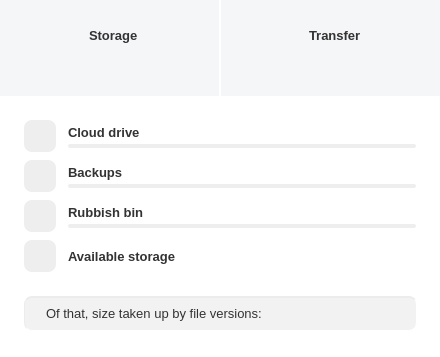
Old version of the form src/MEGASync/gui/win/AccountDetailsDialog.ui in the repository meganz/MEGAsync.
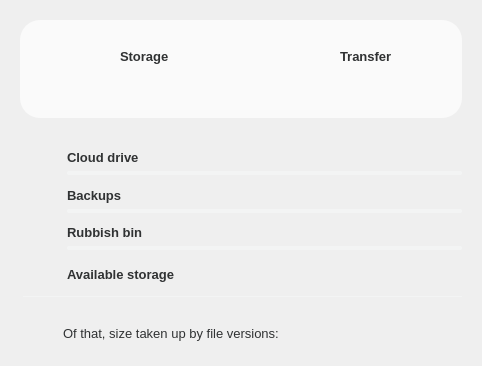
New version of the form. The open tabs and pages were chosen to show the change. Icons and pictures are not drawn. Custom widgets are drawn as their Qt base class.

Commit message: SNC-4648: Ported account settings dialog to windows platform.

Patch:
```diff
--- a/src/MEGASync/gui/win/AccountDetailsDialog.ui
+++ b/src/MEGASync/gui/win/AccountDetailsDialog.ui
@@ -17,22 +17,123 @@
    <string>Account usage details</string>
   </property>
   <property name="styleSheet">
-   <string notr="true">
+   <string notr="true">/*ColorTokenIcon;Button;bCloudDrive;active;off;colorToken.icon-secondary*/
+/*ColorTokenIcon;Button;bCloudDrive;normal;off;colorToken.icon-secondary*/
+/*ColorTokenIcon;Button;bVault;active;off;colorToken.icon-secondary*/
+/*ColorTokenIcon;Button;bVault;normal;off;colorToken.icon-secondary*/
+/*ColorTokenIcon;Button;bRubbish;normal;off;colorToken.icon-secondary*/
+/*ColorTokenIcon;Button;bRubbish;active;off;colorToken.icon-secondary*/
+/*ColorTokenIcon;Button;bAvailable;normal;off;colorToken.icon-secondary*/
+/*ColorTokenIcon;Button;bAvailable;active;off;colorToken.icon-secondary*/
+/*ColorTokenIcon;Button;bVersionIcon;normal;off;colorToken.icon-secondary*/
+/*ColorTokenIcon;Button;bVersionIcon;active;off;colorToken.icon-secondary*/
+
+#wCircularStorage, #wCircularTransfer
+{
+qproperty-outerCircleBackgroundColor: #f3f4f4; /*colorToken.surface-2*/
+qproperty-innerCircleBackgroundColor: #ffffff; /*colorToken.page-background*/
+
+qproperty-lightOkProgressBarColors: #477ef7; /*colorToken.indicator-indigo*/
+qproperty-darkOkProgressBarColors: #477ef7; /*colorToken.indicator-indigo*/
+qproperty-lightWarnProgressBarColors: #fb6514; /*colorToken.indicator-orange*/
+qproperty-darkWarnProgressBarColors: #fb6514; /*colorToken.indicator-orange*/
+qproperty-lightFullProgressBarColors: #F63D6B; /*colorToken.indicator-pink*/
+qproperty-darkFullProgressBarColors: #F63D6B; /*colorToken.indicator-pink*/
+
+qproperty-okStateTextColor: #303233; /*colorToken.text-primary*/
+}
+
+#AccountDetailsDialog[storageState=&quot;warning&quot;] #headerBox #lUsedStorage
+{
+color: #fb6514; /*colorToken.indicator-orange*/
+}
+
+#AccountDetailsDialog[storageState=&quot;full&quot;] #headerBox #lUsedStorage
+{
+color: #f63d6b; /*colorToken.indicator-pink*/
+}
+
+#AccountDetailsDialog[transferState=&quot;warning&quot;] #headerBox #lUsedTransfer
+{
+color: #fb6514; /*colorToken.indicator-orange*/
+}
+
+#AccountDetailsDialog[transferState=&quot;full&quot;] #headerBox #lUsedTransfer
+{
+color: #f63d6b; /*colorToken.indicator-pink*/
+}
+
+#pLoading, #pStorageAndTransferUsage, #wStorageUsage, #wTransferUsage, #wStorageDetails, #wTransferDetails
+{
+background-color: transparent;
+}
+
+QGroupBox
+{
+margin-top: 20px;
+margin-right: 20px;
+margin-left: 20px;
+margin-bottom: 20px;
+}
+
+#line
+{
+background-color: #f3f4f4; /*colorToken.surface-2*/
+border-style: none;
+}
+
+#headerBox
+{
+border-style:none;
+border-radius:20px;
+background-color: #fafafa; /*colorToken.surface-1*/
+}
+
+QProgressBar
+{
+height: 4px;
+min-height: 4px;
+max-height: 4px;
+border:0px;
+border-radius: 2px;
+background-color: #f3f4f4; /*colorToken.surface-2*/
+margin-bottom: 4px;
+}
+
+QProgressBar::chunk
+{
+background-color: #477EF7; /*colorToken.indicator-indigo*/
+border-radius: 2px;
+border:0px;
+}
+
+#wDetailedUsage QPushButton, #bVersionIcon
+{
+border-style: none;
+background-color: transparent;
+padding-left: 10px;
+padding-right: 10px;
+height: 22px;
+color: transparent;
+font-weight: bold;
+}
+
 #AccountDetailsDialog
 {
-    border-radius: 0 0 4px 4px;
-    background-color: #FFFFFF;
+border-radius: 0 0 4px 4px;
 }
 
-/* Config all labels */
 QLabel
 {
-    font-family: &quot;Lato&quot;;
+font-family: &quot;Lato&quot;;
+background-color: transparent;
+color: #303233; /*colorToken.text-primary*/
+font-size: 13px;
 }
 
 #sHeader
 {
-    background-color: #F4F6F8;
+    background-color: transparent;
     height: 96px;
     width: 440px;
     height: 96px;
@@ -45,8 +146,6 @@
 
 #lCloudDrive, #lVault, #lRubbish, #lStorage, #lTransfer, #lAvailable
 {
-  color: #333333;
-  font-size: 13px;
   font-weight: bold;
 }
 
@@ -55,7 +154,7 @@
   qproperty-alignment: 'AlignLeft | AlignVCenter';
 }
 
-#lCloudDrive, #lVault, #lRubbish
+#lCloudDrive, #lVault, #lRubbish, #lAvailable
 {
     qproperty-alignment: 'AlignLeft | AlignBottom';
 }
@@ -75,13 +174,7 @@
     padding-bottom: 4px;
 }
 
-#lUsedCloudDrive, #lUsedVault,  #lUsedRubbish, #lUsedByVersions, #lAvailableStorage
-{
-  color: #333333;
-  font-size: 13px;
-}
-
-#lUsedCloudDrive, #lUsedVault,  #lUsedRubbish, #lAvailableStorage
+#lUsedCloudDrive, #lUsedVault,  #lUsedRubbish
 {
     qproperty-alignment: 'AlignRight | AlignBottom';
     padding-right: 4px;
@@ -108,60 +201,22 @@
   background-color: #FF5646;
 }
 
-#lUsedStorage, #lUsedTransfer
-{
-  color: #8d8d8e;
-  font-size: 13px;
-}
-
-#wDetailedUsage QPushButton
-{
-    border-radius: 8px;
-    background-color: #EEEEEE;
-}
-
 #bCloudDrive, #bVault, #bRubbish
 {
     qproperty-iconSize: 24px;
 }
 
-#bCloudDrive
-{
-    qproperty-icon : url(:/images/account_details/Cloud_Drive_24_ico.png);
-}
-
-#bVault
-{
-    qproperty-icon : url(:/images/Backups_24_ico.png);
-}
-
-#bRubbish
-{
-    qproperty-icon : url(:/images/account_details/Bin_24_ico.png);
-}
-
-#bAvailable
-{
-    qproperty-icon : url(:/images/account_details/available_storage.png);
-}
-
-#lVersionIcon
-{
-    qproperty-icon : url(:/images/account_details/versions.png);
-	padding-left:4px;
-}
-
 #lLoading
 {
     border-radius: 16px;
-    background-color: white;
+    background-color: transparent;
     height: 32px;
     max-height: 32px;
     min-height: 32px;
     max-width:440px;
     min-width:10px;
     font-size: 14px;
-    color: #333333;
+    color: #303233; /*colorToken.text-primary*/
     padding-left:24px;
     padding-right:24px;
     qproperty-alignment: 'AlignVCenter | AlignHCenter';
@@ -177,47 +232,6 @@
     min-width:440px;
 }
 
-QProgressBar
-{
-    height: 4px;
-    min-height: 4px;
-    max-height: 4px;
-    border:0px;
-    border-radius: 2px;
-    background-color: #EEEEEE;
-    margin-bottom: 4px;
-}
-
-QProgressBar::chunk
-{
-  background-color: #6FD7FF;
-  border-radius: 2px;
-  border:0px;
-}
-
-#wSizeVersions
-{
-    background-color: #F2F2F2;
-    border-radius: 8px;
-    margin-left: 24px;
-    margin-right: 23px;
-    margin-bottom: 26px;
-    height: 32px;
-    max-height: 32px;
-    min-height: 32px;
-    border-top: 2px inset #ECECEC;
-    border-left: 1px inset #ECECEC;
-    border-right: 1px inset #ECECEC;
-    border-bottom: 1px inset #ECECEC;
-}
-
-#lVersions
-{
-    color: #333333;
-    font-size: 13px;
-    padding-left: 8px;
-}
-
 #AccountDetailsDialog[loading=true]  #sHeader
 {
     /* Loading page */
@@ -244,33 +258,34 @@
 
 #pStorageAndTransferUsage #sStorage, #sTransfer
 {
-    height: 52px;
-    width: 56px;
-    min-height: 52px;
-    min-width: 56px;
-    max-height: 52px;
-    max-width: 56px;
-    margin-left: 24px;
+height: 65px;
+width: 70px;
+min-height: 65px;
+min-width: 70px;
+max-height: 65px;
+max-width: 70px;
+margin-left: 20px;
+background-color: transparent;
 }
 
 #wStorageUsage, #wTransferUsage
 {
-    height: 96px;
-    width: 219px;
-    max-height: 96px;
-    min-height: 96px;
-    max-width:219px;
-    min-width:219px;
+height: 96px;
+width: 219px;
+max-height: 96px;
+min-height: 96px;
+max-width:219px;
+min-width:219px;
 }
 
 #wStorageUsage
 {
-    border-right: 1px solid white;
+    border-right: 1px solid transparent;
 }
 
 #wTransferUsage
 {
-    border-left: 1px solid white;
+    border-left: 1px solid transparent;
 }
 
 #pStorageAndTransferUsage QPushButton
@@ -300,8 +315,26 @@
    <property name="spacing">
     <number>0</number>
    </property>
-   <property name="sizeConstraint">
-    <enum>QLayout::SetFixedSize</enum>
+   <property name="leftMargin">
+    <number>0</number>
+   </property>
+   <property name="topMargin">
+    <number>0</number>
+   </property>
+   <property name="rightMargin">
+    <number>0</number>
+   </property>
+   <property name="bottomMargin">
+    <number>0</number>
+   </property>
+   <item>
+    <widget class="QGroupBox" name="headerBox">
+     <property name="title">
+      <string/>
+     </property>
+     <layout class="QHBoxLayout" name="horizontalLayout_8">
+      <property name="spacing">
+       <number>0</number>
    </property>
    <property name="leftMargin">
     <number>0</number>
@@ -317,6 +350,24 @@
    </property>
    <item>
     <widget class="QStackedWidget" name="sHeader">
+        <property name="minimumSize">
+         <size>
+          <width>440</width>
+          <height>96</height>
+         </size>
+        </property>
+        <property name="maximumSize">
+         <size>
+          <width>440</width>
+          <height>96</height>
+         </size>
+        </property>
+        <property name="lineWidth">
+         <number>1</number>
+        </property>
+        <property name="currentIndex">
+         <number>1</number>
+        </property>
      <widget class="QWidget" name="pLoading">
       <layout class="QGridLayout" name="gridLayout">
        <property name="leftMargin">
@@ -402,6 +453,18 @@
       </layout>
      </widget>
      <widget class="QWidget" name="pStorageAndTransferUsage">
+         <property name="minimumSize">
+          <size>
+           <width>440</width>
+           <height>96</height>
+          </size>
+         </property>
+         <property name="maximumSize">
+          <size>
+           <width>440</width>
+           <height>96</height>
+          </size>
+         </property>
       <layout class="QHBoxLayout" name="horizontalLayout_22">
        <property name="spacing">
         <number>0</number>
@@ -420,6 +483,18 @@
        </property>
        <item>
         <widget class="QWidget" name="wStorageUsage" native="true">
+            <property name="minimumSize">
+             <size>
+              <width>220</width>
+              <height>96</height>
+             </size>
+            </property>
+            <property name="maximumSize">
+             <size>
+              <width>220</width>
+              <height>96</height>
+             </size>
+            </property>
          <layout class="QHBoxLayout" name="horizontalLayout_23">
           <property name="spacing">
            <number>0</number>
@@ -545,6 +620,18 @@
        </item>
        <item>
         <widget class="QWidget" name="wTransferUsage" native="true">
+            <property name="minimumSize">
+             <size>
+              <width>220</width>
+              <height>96</height>
+             </size>
+            </property>
+            <property name="maximumSize">
+             <size>
+              <width>220</width>
+              <height>96</height>
+             </size>
+            </property>
          <layout class="QHBoxLayout" name="horizontalLayout_25">
           <property name="spacing">
            <number>0</number>
@@ -672,8 +759,17 @@
      </widget>
     </widget>
    </item>
+     </layout>
+    </widget>
+   </item>
    <item>
     <widget class="QWidget" name="wDetailedUsage" native="true">
+     <property name="minimumSize">
+      <size>
+       <width>0</width>
+       <height>120</height>
+      </size>
+     </property>
      <property name="maximumSize">
       <size>
        <width>16777215</width>
@@ -682,19 +778,13 @@
      </property>
      <layout class="QVBoxLayout" name="wDetailedUsageLayout">
       <property name="spacing">
-       <number>8</number>
+       <number>17</number>
       </property>
       <property name="leftMargin">
-       <number>24</number>
-      </property>
-      <property name="topMargin">
-       <number>24</number>
+       <number>23</number>
       </property>
       <property name="rightMargin">
-       <number>24</number>
-      </property>
-      <property name="bottomMargin">
-       <number>24</number>
+       <number>20</number>
       </property>
       <item>
        <widget class="QWidget" name="wCloudDrive" native="true">
@@ -734,6 +824,9 @@
          </property>
          <item>
           <widget class="QPushButton" name="bCloudDrive">
+           <property name="enabled">
+            <bool>true</bool>
+           </property>
            <property name="sizePolicy">
             <sizepolicy hsizetype="Fixed" vsizetype="Fixed">
              <horstretch>0</horstretch>
@@ -758,12 +851,21 @@
              <height>24</height>
             </size>
            </property>
+           <property name="autoDefault">
+            <bool>true</bool>
+           </property>
+           <property name="default">
+            <bool>false</bool>
+           </property>
+           <property name="flat">
+            <bool>false</bool>
+           </property>
           </widget>
          </item>
          <item>
           <layout class="QVBoxLayout" name="verticalLayout">
            <property name="spacing">
-            <number>0</number>
+            <number>4</number>
            </property>
            <item>
             <layout class="QHBoxLayout" name="horizontalLayout_3">
@@ -864,7 +966,7 @@
          <item>
           <layout class="QVBoxLayout" name="verticalLayout_20">
            <property name="spacing">
-            <number>0</number>
+            <number>4</number>
            </property>
            <item>
             <layout class="QHBoxLayout" name="horizontalLayout_30">
@@ -965,7 +1067,7 @@
          <item>
           <layout class="QVBoxLayout" name="verticalLayout_3">
            <property name="spacing">
-            <number>0</number>
+            <number>4</number>
            </property>
            <item>
             <layout class="QHBoxLayout" name="horizontalLayout_4">
@@ -1068,7 +1170,10 @@
            <property name="spacing">
             <number>0</number>
            </property>
-           <item>
+           <property name="rightMargin">
+            <number>8</number>
+           </property>
+           <item alignment="Qt::AlignVCenter">
             <widget class="QLabel" name="lAvailable">
              <property name="text">
               <string>Available storage</string>
@@ -1083,31 +1188,72 @@
         </layout>
        </widget>
       </item>
+      <item>
+       <widget class="Line" name="line">
+        <property name="maximumSize">
+         <size>
+          <width>16777215</width>
+          <height>1</height>
+         </size>
+        </property>
+        <property name="frameShadow">
+         <enum>QFrame::Plain</enum>
+        </property>
+        <property name="lineWidth">
+         <number>1</number>
+        </property>
+        <property name="orientation">
+         <enum>Qt::Horizontal</enum>
+        </property>
+       </widget>
+      </item>
      </layout>
     </widget>
    </item>
    <item>
     <widget class="QWidget" name="wSizeVersions" native="true">
      <layout class="QHBoxLayout" name="horizontalLayout_6">
-      <property name="spacing">
-       <number>0</number>
-      </property>
       <property name="leftMargin">
-       <number>24</number>
+       <number>25</number>
       </property>
       <property name="topMargin">
-       <number>0</number>
+       <number>11</number>
       </property>
       <property name="rightMargin">
-       <number>24</number>
+       <number>7</number>
       </property>
       <property name="bottomMargin">
-       <number>26</number>
+       <number>17</number>
       </property>
       <item>
-       <widget class="QLabel" name="lVersionIcon">
-        <property name="text">
-         <string/>
+       <widget class="QPushButton" name="bVersionIcon">
+        <property name="sizePolicy">
+         <sizepolicy hsizetype="Fixed" vsizetype="Fixed">
+          <horstretch>0</horstretch>
+          <verstretch>0</verstretch>
+         </sizepolicy>
+        </property>
+        <property name="minimumSize">
+         <size>
+          <width>32</width>
+          <height>32</height>
+         </size>
+        </property>
+        <property name="maximumSize">
+         <size>
+          <width>32</width>
+          <height>32</height>
+         </size>
+        </property>
+        <property name="icon">
+         <iconset resource="../Resources_win.qrc">
+          <normaloff>:/images/account_details/versions.svg</normaloff>:/images/account_details/versions.svg</iconset>
+        </property>
+        <property name="iconSize">
+         <size>
+          <width>24</width>
+          <height>24</height>
+         </size>
         </property>
        </widget>
       </item>
```
Left out of the diff: 37 changed lines with no effect on the pictures. Lines whose indentation alone changed are shown as unchanged.
